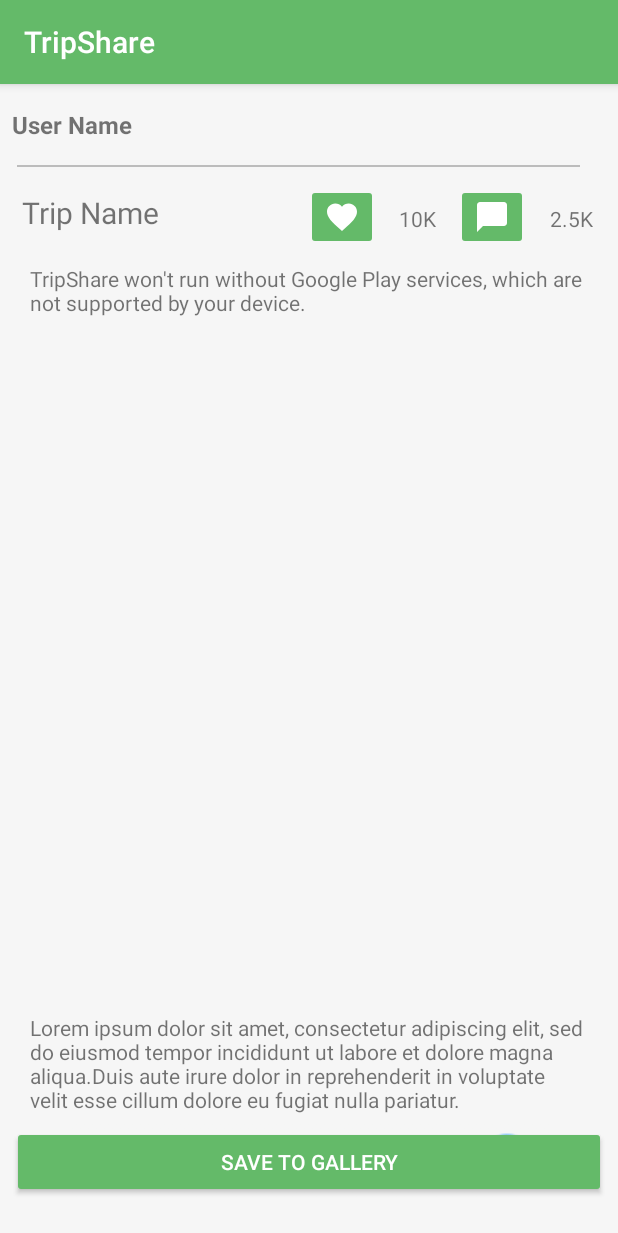
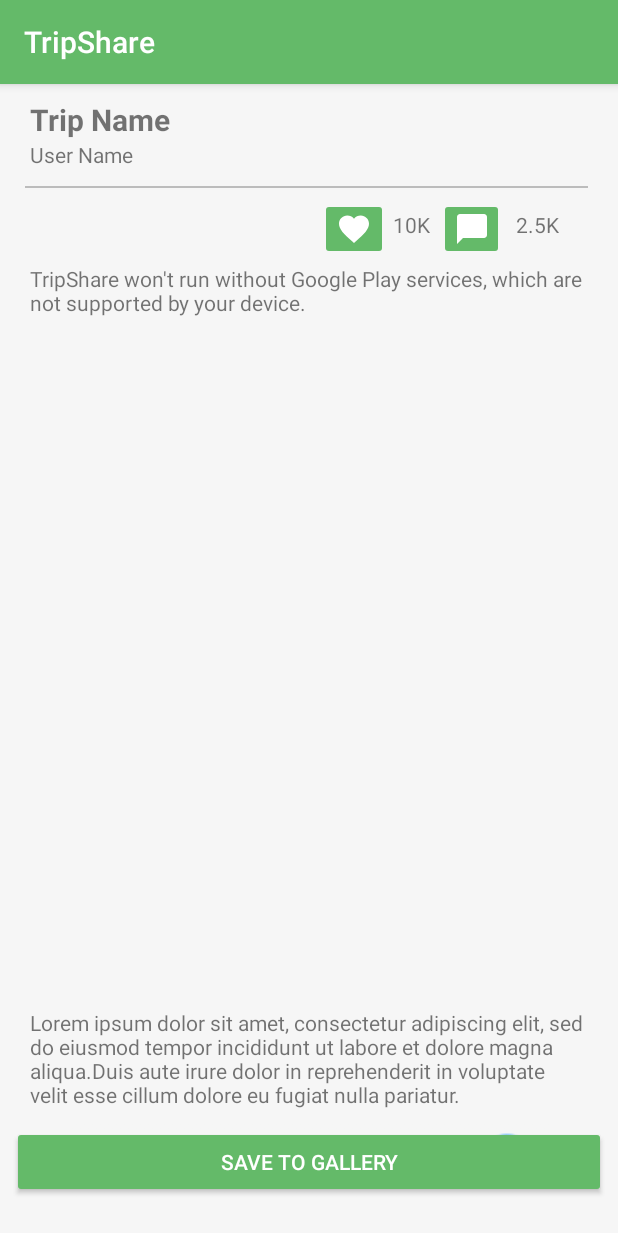
Before and after one commit to NikitaMalkin/TripShareClient, an Android app: the PostFullScreen screen opened directly, with no data from a screen before it, on a phone screen of 412 x 824 dp. Shown: the top 1233 px of the screen. Run offline under Robolectric (Android 15) with nearby library versions, the phone set to English and light mode, and no system bars; 6 statements that could not run were skipped.

Commit message:
This is the new branch by sivan 2.9.19

```diff
--- a/app/src/main/java/com/TripShare/Client/CommunicationWithServer/DeletePostRequestFromDB.java
+++ b/app/src/main/java/com/TripShare/Client/CommunicationWithServer/DeletePostRequestFromDB.java
@@ -14,7 +14,7 @@
 import java.io.UnsupportedEncodingException;
 import java.net.URISyntaxException;
 
-// This class is yet used!!!!
+// TODO: check if this is necessary, This class is yet used!!!!
 
 public class DeletePostRequestFromDB extends AsyncTask<String, Integer, String>
 {
@@ -28,8 +28,8 @@
         String output = null;
 
         try {
-            URIBuilder builder = new URIBuilder("http://tripshare-env.cqpn2tvmsr.us-east-1.elasticbeanstalk.com/PostServlet");//("http://tripshare-env.cqpn2tvmsr.us-east-1.elasticbeanstalk.com/PostServlet");
-            //URIBuilder builder = new URIBuilder("http://10.0.2.2:8080/TripShareProject/PostServlet");//("http://tripshare-env.cqpn2tvmsr.us-east-1.elasticbeanstalk.com/PostServlet");
+            //URIBuilder builder = new URIBuilder("http://tripshare-env.cqpn2tvmsr.us-east-1.elasticbeanstalk.com/PostServlet");//("http://tripshare-env.cqpn2tvmsr.us-east-1.elasticbeanstalk.com/PostServlet");
+            URIBuilder builder = new URIBuilder("http://10.0.2.2:8080/TripShareProject/PostServlet");//("http://tripshare-env.cqpn2tvmsr.us-east-1.elasticbeanstalk.com/PostServlet");
             builder.setParameter("m_postID", m_postToDeleteID);
             HttpDelete http_delete = new HttpDelete(builder.build());
             http_delete.setHeader("Accept", "application/json");
--- a/app/src/main/java/com/TripShare/Client/CommunicationWithServer/UpdateRouteInDB.java
+++ b/app/src/main/java/com/TripShare/Client/CommunicationWithServer/UpdateRouteInDB.java
@@ -36,7 +36,7 @@
                 {
                     // This is getting the url from the string we passed in
                     URL url = new URL("http://tripshare-env.cqpn2tvmsr.us-east-1.elasticbeanstalk.com/CoordinateUpdateServlet");
-                    //URL url = new URL("http://10.0.2.2:8080/TripShareProjetc/CoordinateUpdateServlet");
+                    //URL url = new URL("http://10.0.2.2:8080/TripShareProject/CoordinateUpdateServlet");
                     // Create the urlConnection
                     HttpURLConnection urlConnection = (HttpURLConnection) url.openConnection();
 
--- /dev/null
+++ b/app/src/main/res/drawable/ic_note.xml
@@ -0,0 +1,18 @@
+<vector xmlns:android="http://schemas.android.com/apk/res/android"
+    android:width="58dp"
+    android:height="58dp"
+    android:viewportWidth="58"
+    android:viewportHeight="58">
+  <path
+      android:pathData="M29,1.5c16.016,0 29,11.641 29,26c0,5.292 -1.768,10.211 -4.796,14.318C53.602,46.563 54.746,53.246 58,56.5c0,0 -9.943,-1.395 -16.677,-5.462c-0.007,0.003 -0.015,0.006 -0.022,0.009c-2.764,-1.801 -5.532,-3.656 -6.105,-4.126c-0.3,-0.421 -0.879,-0.548 -1.33,-0.277c-0.296,0.178 -0.483,0.503 -0.489,0.848c-0.01,0.622 0.005,0.784 5.585,4.421C35.854,52.933 32.502,53.5 29,53.5c-16.016,0 -29,-11.641 -29,-26C0,13.141 12.984,1.5 29,1.5z"
+      android:fillColor="#4DC95B"/>
+  <path
+      android:pathData="M15,27.5m-3,0a3,3 0,1 1,6 0a3,3 0,1 1,-6 0"
+      android:fillColor="#FFFFFF"/>
+  <path
+      android:pathData="M29,27.5m-3,0a3,3 0,1 1,6 0a3,3 0,1 1,-6 0"
+      android:fillColor="#FFFFFF"/>
+  <path
+      android:pathData="M43,27.5m-3,0a3,3 0,1 1,6 0a3,3 0,1 1,-6 0"
+      android:fillColor="#FFFFFF"/>
+</vector>
--- a/app/src/main/res/layout/layout_post_full_screen.xml
+++ b/app/src/main/res/layout/layout_post_full_screen.xml
@@ -5,55 +5,58 @@
                                              android:layout_width="match_parent"
                                              android:layout_height="match_parent" android:id="@+id/PostFullScreen"
                                              android:background="@color/colorBackground">
+
     <TextView
             android:text="User Name "
-            android:layout_width="match_parent"
-            android:layout_height="wrap_content" app:layout_constraintTop_toTopOf="parent"
-            android:layout_marginTop="16dp" android:id="@+id/userName_textview"
+            android:layout_width="wrap_content"
+            android:layout_height="wrap_content"
+            android:id="@+id/userName_textview"
             app:layout_constraintStart_toStartOf="parent"
-            android:layout_marginStart="8dp" app:layout_constraintEnd_toEndOf="parent" android:layout_marginEnd="8dp"
-            app:layout_constraintHorizontal_bias="0.0" android:textSize="16sp" android:textStyle="bold"
-            android:layout_marginBottom="8dp" app:layout_constraintBottom_toTopOf="@+id/TripName_textview"
-            app:layout_constraintVertical_bias="0.012"/>
-
+            android:layout_marginStart="20dp"
+            android:textSize="14sp"
+            android:textAlignment="viewStart" android:layout_marginEnd="8dp"
+            app:layout_constraintEnd_toStartOf="@+id/profileItem_imageButtonLike"
+            app:layout_constraintHorizontal_bias="0.0" app:layout_constraintTop_toBottomOf="@+id/TripName_textview"
+    />
     <View
             android:layout_width="375dp"
             android:layout_height="1dp"
             android:background="#90909090"
             android:id="@+id/view" app:layout_constraintEnd_toEndOf="parent"
-            android:layout_marginEnd="25dp" app:layout_constraintStart_toStartOf="parent"
-            android:layout_marginStart="8dp" app:layout_constraintTop_toTopOf="parent"
-            android:layout_marginBottom="8dp" app:layout_constraintBottom_toTopOf="@+id/profileItem_imageButtonLike"
-            app:layout_constraintHorizontal_bias="1.0" app:layout_constraintVertical_bias="0.945"/>
+            android:layout_marginEnd="20dp" app:layout_constraintStart_toStartOf="parent"
+            android:layout_marginStart="20dp" app:layout_constraintTop_toTopOf="parent"
+            app:layout_constraintHorizontal_bias="1.0" android:layout_marginTop="68dp"/>
 
     <ImageButton
-            android:layout_width="wrap_content"
-            android:layout_height="wrap_content" app:srcCompat="@drawable/ic_chat_bubble_black_24dp"
+            android:layout_width="43dp"
+            android:layout_height="41dp" app:srcCompat="@drawable/ic_chat_bubble_black_24dp"
             android:id="@+id/profileItem_imageButtonComment"
             style="@style/Widget.AppCompat.ImageButton" android:backgroundTint="@color/colorAccent"
-            app:layout_constraintStart_toEndOf="@+id/profileItem_imageButtonLike"
-            android:layout_marginTop="8dp"
-            app:layout_constraintTop_toTopOf="parent" android:layout_marginBottom="8dp"
-            app:layout_constraintBottom_toBottomOf="parent" android:layout_marginStart="52dp"
-            app:layout_constraintVertical_bias="0.083"/>
+            android:layout_marginTop="76dp" app:layout_constraintTop_toTopOf="parent"
+            android:layout_marginEnd="76dp"
+            app:layout_constraintEnd_toEndOf="parent"
+    />
     <ImageButton
-            android:layout_width="wrap_content"
-            android:layout_height="wrap_content" app:srcCompat="@drawable/ic_favorite_black_24dp"
+            android:layout_width="45dp"
+            android:layout_height="41dp" app:srcCompat="@drawable/ic_favorite_black_24dp"
             android:id="@+id/profileItem_imageButtonLike"
             style="@style/Widget.AppCompat.ImageButton" android:backgroundTint="@color/colorAccent"
-            android:layout_marginBottom="8dp" app:layout_constraintBottom_toBottomOf="parent"
-            android:layout_marginTop="8dp"
-            app:layout_constraintTop_toTopOf="parent" app:layout_constraintVertical_bias="0.083"
-            android:layout_marginEnd="160dp" app:layout_constraintEnd_toEndOf="parent"/>
+            android:layout_marginTop="76dp" app:layout_constraintTop_toTopOf="parent"
+            app:layout_constraintEnd_toEndOf="parent"
+            app:layout_constraintStart_toStartOf="parent"
+            app:layout_constraintHorizontal_bias="0.581"/>
     <TextView
             android:text="Trip Name"
             android:layout_width="wrap_content"
             android:layout_height="wrap_content"
             android:id="@+id/TripName_textview" android:textSize="20sp"
-            app:layout_constraintEnd_toStartOf="@+id/profileItem_imageButtonLike" android:textAlignment="center"
-            android:layout_marginTop="72dp" app:layout_constraintTop_toTopOf="parent"
-            android:layout_marginRight="150dp" android:layout_marginStart="8dp"
-            app:layout_constraintStart_toStartOf="parent" app:layout_constraintHorizontal_bias="0.064"/>
+            android:textAlignment="textStart"
+            android:singleLine="false"
+            android:textStyle="bold" android:layout_marginTop="10dp" app:layout_constraintTop_toTopOf="parent"
+            android:layout_marginStart="20dp"
+            app:layout_constraintStart_toStartOf="parent"
+            android:layout_marginEnd="15dp" app:layout_constraintEnd_toEndOf="parent"
+            app:layout_constraintHorizontal_bias="0.0"/>
 
     <fragment xmlns:android="http://schemas.android.com/apk/res/android"
               xmlns:map="http://schemas.android.com/apk/res-auto"
@@ -70,7 +73,7 @@
               android:layout_marginRight="20dp"
               app:layout_constraintTop_toTopOf="parent" android:layout_marginBottom="170dp"
               android:layout_marginTop="120dp"
-              app:layout_constraintBottom_toBottomOf="parent"
+              app:layout_constraintBottom_toTopOf="@+id/button_save_to_gallery"
               app:layout_constraintVertical_bias="0.0" app:layout_constraintHorizontal_bias="0.4"
               app:layout_constraintEnd_toEndOf="parent"/>
 
@@ -80,12 +83,10 @@
             android:layout_width="match_parent"
             android:layout_height="wrap_content"
             android:id="@+id/Trip_description_textview" app:layout_constraintEnd_toEndOf="parent"
-            android:layout_marginTop="15dp"
+            android:layout_marginTop="8dp"
             app:layout_constraintRight_toRightOf="parent"
             app:layout_constraintTop_toBottomOf="@+id/map_screenshot_imageView"
             android:layout_marginStart="20dp" android:layout_marginEnd="20dp"
-            android:layout_marginRight="15dp"
-            android:layout_marginLeft="15dp"
             app:layout_constraintStart_toStartOf="parent"
             app:layout_constraintBottom_toTopOf="@+id/imageView_TripShare_Ad"/>
     <TextView
@@ -93,19 +94,19 @@
             android:layout_width="wrap_content"
             android:layout_height="wrap_content"
             android:id="@+id/Like_count_textview"
-            app:layout_constraintEnd_toStartOf="@+id/profileItem_imageButtonComment"
-            android:layout_marginEnd="8dp"
-            app:layout_constraintStart_toEndOf="@+id/profileItem_imageButtonLike" android:layout_marginStart="8dp"
-            android:layout_marginTop="80dp" app:layout_constraintTop_toTopOf="parent"/>
+            android:layout_marginTop="84dp" app:layout_constraintTop_toTopOf="parent"
+            app:layout_constraintStart_toEndOf="@+id/profileItem_imageButtonLike" android:layout_marginStart="4dp"
+            app:layout_constraintEnd_toStartOf="@+id/profileItem_imageButtonComment" android:layout_marginEnd="8dp"
+            app:layout_constraintHorizontal_bias="0.437"/>
     <TextView
             android:text="2.5K"
             android:layout_width="wrap_content"
             android:layout_height="wrap_content"
             android:id="@+id/Comment_count_textView"
+            android:layout_marginTop="84dp"
+            app:layout_constraintTop_toTopOf="parent"
             app:layout_constraintStart_toEndOf="@+id/profileItem_imageButtonComment"
-            app:layout_constraintEnd_toEndOf="parent" android:layout_marginEnd="8dp"
-            app:layout_constraintHorizontal_bias="0.636" android:layout_marginTop="80dp"
-            app:layout_constraintTop_toTopOf="parent"/>
+            android:layout_marginStart="8dp"/>
     <Button
             android:id="@+id/button_save_to_gallery"
             style="@style/Widget.AppCompat.Button.Colored"
@@ -143,5 +144,5 @@
             app:layout_constraintTop_toTopOf="parent" android:layout_marginBottom="170dp"
             android:layout_marginTop="120dp"
             app:layout_constraintBottom_toBottomOf="parent"
-            app:layout_constraintVertical_bias="0.0" app:layout_constraintHorizontal_bias="0.4"/>
+            app:layout_constraintVertical_bias="1.0"/>
 </android.support.constraint.ConstraintLayout>
```
Also changed, not shown: app/src/main/java/com/TripShare/Client/PostCreationScreen/PostCreationScreen.java (+9 -2 lines), app/src/main/java/com/TripShare/Client/PostFullScreen/PostFullScreen.java (+50 -19 lines), app/src/main/java/com/TripShare/Client/PostFullScreen/ShowCoordinateAdditionsDialog.java (added, +67 -0 lines), app/src/main/res/drawable/image_background.xml (added, +9 -0 lines), app/src/main/res/layout/activity_post_creation_screen.xml (+3 -4 lines), app/src/main/res/layout/layout_dialog_additions.xml (added, +35 -0 lines), app/src/main/res/drawable-v24/no_image_available.jpg (added).
